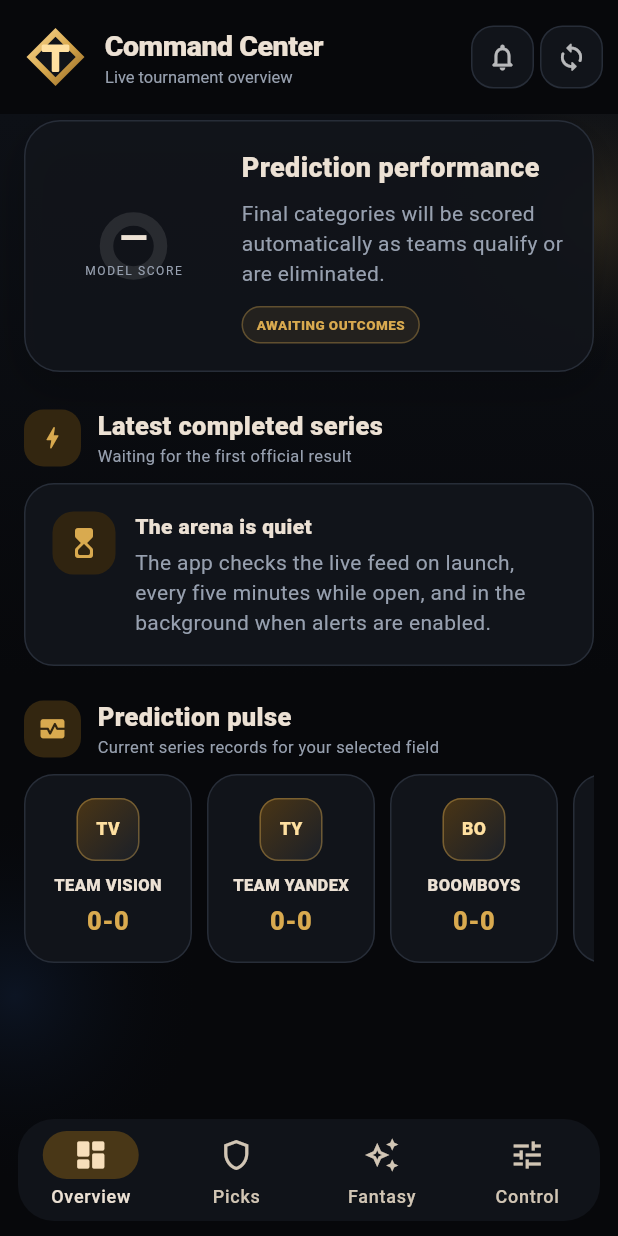
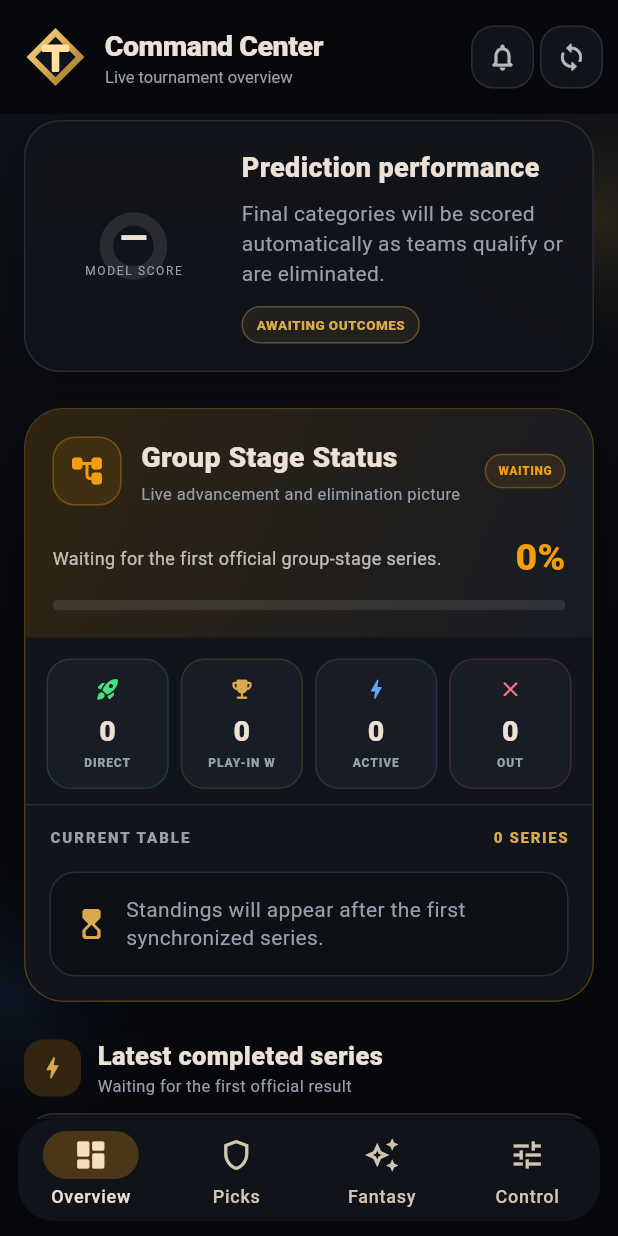
Before and after one commit to jamesjesse24/ti-predictions-tracker, a Flutter app: the screen it shows after launch, scrolled down 471 dp, on a phone screen of 412 x 824 dp. Run offline on Flutter 3.47's test engine with Material 3 defaults, Android fonts, the phone set to English and light mode, and no system bars; our stand-ins replace cached_network_image, flutter_local_notifications, shared_preferences; missing offline and left inert: workmanager; network calls fail.

Commit message:
Add live group stage status panel
Add a live dashboard panel for group-stage progress, qualifiers, active teams, eliminated teams, completed Swiss series, and expandable standings with team logos.

```diff
--- /dev/null
+++ b/lib/group_stage_status_panel.dart
@@ -0,0 +1,570 @@
+import 'package:cached_network_image/cached_network_image.dart';
+import 'package:flutter/material.dart';
+
+import 'tracker_controller.dart';
+
+const _stageGold = Color(0xFFD9AA4F);
+const _stageGoldLight = Color(0xFFFFE0A0);
+const _stagePanel = Color(0xFF11141A);
+const _stagePanelRaised = Color(0xFF181C24);
+const _stageMuted = Color(0xFF97A0AF);
+const _stageLine = Color(0xFF272D38);
+const _stageSuccess = Color(0xFF4ADE80);
+const _stageDanger = Color(0xFFFB7185);
+const _stageBlue = Color(0xFF60A5FA);
+const _stageAmber = Color(0xFFF59E0B);
+
+class GroupStageStatusPanel extends StatefulWidget {
+  const GroupStageStatusPanel({super.key, required this.controller});
+
+  final TrackerController controller;
+
+  @override
+  State<GroupStageStatusPanel> createState() => _GroupStageStatusPanelState();
+}
+
+class _GroupStageStatusPanelState extends State<GroupStageStatusPanel> {
+  bool expanded = false;
+
+  @override
+  Widget build(BuildContext context) {
+    final teams = [...widget.controller.teams]..sort(_compareTeams);
+    final directQualified = teams.where(_isDirectQualified).toList();
+    final eliminationWinners = teams
+        .where((team) => team.actual == 'Elimination Winner')
+        .toList();
+    final eliminated = teams.where(_isEliminated).toList();
+    final active = teams
+        .where(
+          (team) => team.actual == 'Pending' && team.wins + team.losses > 0,
+        )
+        .toList();
+    final settled = teams.where((team) => team.actual != 'Pending').length;
+    final completedSwiss = widget.controller.series
+        .where(
+          (series) =>
+              series.completed &&
+              series.stage.toLowerCase().contains('swiss'),
+        )
+        .length;
+    final progress = teams.isEmpty ? 0.0 : settled / teams.length;
+    final complete = teams.isNotEmpty && settled == teams.length;
+    final started = completedSwiss > 0 || active.isNotEmpty || settled > 0;
+    final visibleTeams = expanded ? teams : teams.take(6).toList();
+
+    final statusLabel = complete
+        ? 'COMPLETE'
+        : started
+            ? 'IN PROGRESS'
+            : 'WAITING';
+    final statusColor = complete
+        ? _stageSuccess
+        : started
+            ? _stageBlue
+            : _stageAmber;
+
+    return Container(
+      decoration: BoxDecoration(
+        color: _stagePanel,
+        borderRadius: BorderRadius.circular(26),
+        border: Border.all(color: statusColor.withAlpha(70)),
+        boxShadow: const [
+          BoxShadow(
+            color: Color(0x33000000),
+            blurRadius: 24,
+            offset: Offset(0, 12),
+          ),
+        ],
+      ),
+      child: ClipRRect(
+        borderRadius: BorderRadius.circular(25),
+        child: Column(
+          children: [
+            Container(
+              width: double.infinity,
+              padding: const EdgeInsets.all(18),
+              decoration: const BoxDecoration(
+                gradient: LinearGradient(
+                  begin: Alignment.topLeft,
+                  end: Alignment.bottomRight,
+                  colors: [Color(0xFF302410), Color(0xFF171B24)],
+                ),
+              ),
+              child: Column(
+                crossAxisAlignment: CrossAxisAlignment.start,
+                children: [
+                  Row(
+                    children: [
+                      Container(
+                        width: 46,
+                        height: 46,
+                        alignment: Alignment.center,
+                        decoration: BoxDecoration(
+                          color: statusColor.withAlpha(24),
+                          borderRadius: BorderRadius.circular(15),
+                          border: Border.all(color: statusColor.withAlpha(80)),
+                        ),
+                        child: Icon(
+                          Icons.account_tree_rounded,
+                          color: statusColor,
+                        ),
+                      ),
+                      const SizedBox(width: 13),
+                      const Expanded(
+                        child: Column(
+                          crossAxisAlignment: CrossAxisAlignment.start,
+                          children: [
+                            Text(
+                              'Group Stage Status',
+                              style: TextStyle(
+                                fontSize: 19,
+                                fontWeight: FontWeight.w900,
+                              ),
+                            ),
+                            SizedBox(height: 3),
+                            Text(
+                              'Live advancement and elimination picture',
+                              style: TextStyle(
+                                color: _stageMuted,
+                                fontSize: 11,
+                              ),
+                            ),
+                          ],
+                        ),
+                      ),
+                      _StatusBadge(label: statusLabel, color: statusColor),
+                    ],
+                  ),
+                  const SizedBox(height: 17),
+                  Row(
+                    children: [
+                      Expanded(
+                        child: Text(
+                          complete
+                              ? 'All ${teams.length} teams have a final group-stage outcome.'
+                              : started
+                                  ? '$settled of ${teams.length} teams are settled across $completedSwiss completed Swiss series.'
+                                  : 'Waiting for the first official group-stage series.',
+                          style: const TextStyle(
+                            color: Colors.white70,
+                            height: 1.4,
+                            fontSize: 12,
+                          ),
+                        ),
+                      ),
+                      const SizedBox(width: 14),
+                      Text(
+                        '${(progress * 100).round()}%',
+                        style: TextStyle(
+                          color: statusColor,
+                          fontSize: 25,
+                          fontWeight: FontWeight.w900,
+                        ),
+                      ),
+                    ],
+                  ),
+                  const SizedBox(height: 10),
+                  ClipRRect(
+                    borderRadius: BorderRadius.circular(999),
+                    child: LinearProgressIndicator(
+                      value: progress,
+                      minHeight: 7,
+                      backgroundColor: Colors.white10,
+                      color: statusColor,
+                    ),
+                  ),
+                ],
+              ),
+            ),
+            Padding(
+              padding: const EdgeInsets.fromLTRB(14, 14, 14, 10),
+              child: Row(
+                children: [
+                  Expanded(
+                    child: _StageMetric(
+                      label: 'DIRECT',
+                      value: '${directQualified.length}',
+                      icon: Icons.rocket_launch_rounded,
+                      color: _stageSuccess,
+                    ),
+                  ),
+                  const SizedBox(width: 8),
+                  Expanded(
+                    child: _StageMetric(
+                      label: 'PLAY-IN W',
+                      value: '${eliminationWinners.length}',
+                      icon: Icons.emoji_events_rounded,
+                      color: _stageGold,
+                    ),
+                  ),
+                  const SizedBox(width: 8),
+                  Expanded(
+                    child: _StageMetric(
+                      label: 'ACTIVE',
+                      value: '${active.length}',
+                      icon: Icons.bolt_rounded,
+                      color: _stageBlue,
+                    ),
+                  ),
+                  const SizedBox(width: 8),
+                  Expanded(
+                    child: _StageMetric(
+                      label: 'OUT',
+                      value: '${eliminated.length}',
+                      icon: Icons.close_rounded,
+                      color: _stageDanger,
+                    ),
+                  ),
+                ],
+              ),
+            ),
+            const Divider(height: 1, color: _stageLine),
+            Padding(
+              padding: const EdgeInsets.fromLTRB(16, 14, 16, 8),
+              child: Row(
+                children: [
+                  const Expanded(
+                    child: Text(
+                      'CURRENT TABLE',
+                      style: TextStyle(
+                        color: _stageMuted,
+                        fontSize: 10,
+                        letterSpacing: 1.3,
+                        fontWeight: FontWeight.w900,
+                      ),
+                    ),
+                  ),
+                  Text(
+                    '$completedSwiss SERIES',
+                    style: const TextStyle(
+                      color: _stageGold,
+                      fontSize: 10,
+                      letterSpacing: 1.1,
+                      fontWeight: FontWeight.w900,
+                    ),
+                  ),
+                ],
+              ),
+            ),
+            if (!started)
+              const Padding(
+                padding: EdgeInsets.fromLTRB(16, 8, 16, 16),
+                child: _WaitingState(),
+              )
+            else ...[
+              ...visibleTeams.indexed.map(
+                (entry) => _StandingRow(
+                  rank: entry.$1 + 1,
+                  team: entry.$2,
+                ),
+              ),
+              if (teams.length > 6)
+                Padding(
+                  padding: const EdgeInsets.fromLTRB(12, 5, 12, 12),
+                  child: SizedBox(
+                    width: double.infinity,
+                    child: TextButton.icon(
+                      onPressed: () => setState(() => expanded = !expanded),
+                      icon: Icon(
+                        expanded
+                            ? Icons.keyboard_arrow_up_rounded
+                            : Icons.keyboard_arrow_down_rounded,
+                      ),
+                      label: Text(
+                        expanded
+                            ? 'SHOW TOP 6'
+                            : 'VIEW ALL ${teams.length} TEAMS',
+                      ),
+                    ),
+                  ),
+                ),
+            ],
+          ],
+        ),
+      ),
+    );
+  }
+}
+
+class _StageMetric extends StatelessWidget {
+  const _StageMetric({
+    required this.label,
+    required this.value,
+    required this.icon,
+    required this.color,
+  });
+
+  final String label;
+  final String value;
+  final IconData icon;
+  final Color color;
+
+  @override
+  Widget build(BuildContext context) {
+    return Container(
+      padding: const EdgeInsets.symmetric(vertical: 11, horizontal: 5),
+      decoration: BoxDecoration(
+        color: _stagePanelRaised,
+        borderRadius: BorderRadius.circular(16),
+        border: Border.all(color: color.withAlpha(42)),
+      ),
+      child: Column(
+        children: [
+          Icon(icon, size: 17, color: color),
+          const SizedBox(height: 6),
+          Text(
+            value,
+            style: const TextStyle(fontSize: 19, fontWeight: FontWeight.w900),
+          ),
+          const SizedBox(height: 2),
+          Text(
+            label,
+            textAlign: TextAlign.center,
+            maxLines: 1,
+            style: const TextStyle(
+              color: _stageMuted,
+              fontSize: 8,
+              letterSpacing: 0.6,
+              fontWeight: FontWeight.w800,
+            ),
+          ),
+        ],
+      ),
+    );
+  }
+}
+
+class _StandingRow extends StatelessWidget {
+  const _StandingRow({required this.rank, required this.team});
+
+  final int rank;
+  final TeamEntry team;
+
+  @override
+  Widget build(BuildContext context) {
+    final status = _teamStatus(team);
+    final statusColor = _teamStatusColor(team);
+    final mapDiff = team.mapWins - team.mapLosses;
+
+    return Container(
+      margin: const EdgeInsets.fromLTRB(12, 0, 12, 8),
+      padding: const EdgeInsets.symmetric(horizontal: 11, vertical: 10),
+      decoration: BoxDecoration(
+        color: const Color(0xFF0D1015),
+        borderRadius: BorderRadius.circular(17),
+        border: Border.all(color: _stageLine),
+      ),
+      child: Row(
+        children: [
+          SizedBox(
+            width: 24,
+            child: Text(
+              '$rank',
+              textAlign: TextAlign.center,
+              style: const TextStyle(
+                color: _stageMuted,
+                fontWeight: FontWeight.w900,
+              ),
+            ),
+          ),
+          const SizedBox(width: 8),
+          _StageTeamLogo(team: team, size: 36),
+          const SizedBox(width: 10),
+          Expanded(
+            child: Column(
+              crossAxisAlignment: CrossAxisAlignment.start,
+              children: [
+                Text(
+                  team.clientName,
+                  maxLines: 1,
+                  overflow: TextOverflow.ellipsis,
+                  style: const TextStyle(
+                    fontSize: 12,
+                    fontWeight: FontWeight.w900,
+                  ),
+                ),
+                const SizedBox(height: 2),
+                Text(
+                  'Maps ${team.mapWins}-${team.mapLosses}  •  ${mapDiff >= 0 ? '+' : ''}$mapDiff',
+                  style: const TextStyle(color: _stageMuted, fontSize: 9),
+                ),
+              ],
+            ),
+          ),
+          const SizedBox(width: 8),
+          Text(
+            '${team.wins}-${team.losses}',
+            style: const TextStyle(
+              color: _stageGoldLight,
+              fontSize: 17,
+              fontWeight: FontWeight.w900,
+            ),
+          ),
+          const SizedBox(width: 9),
+          SizedBox(
+            width: 68,
+            child: _StatusBadge(label: status, color: statusColor),
+          ),
+        ],
+      ),
+    );
+  }
+}
+
+class _WaitingState extends StatelessWidget {
+  const _WaitingState();
+
+  @override
+  Widget build(BuildContext context) {
+    return Container(
+      width: double.infinity,
+      padding: const EdgeInsets.all(15),
+      decoration: BoxDecoration(
+        color: const Color(0xFF0D1015),
+        borderRadius: BorderRadius.circular(17),
+        border: Border.all(color: _stageLine),
+      ),
+      child: const Row(
+        children: [
+          Icon(Icons.hourglass_top_rounded, color: _stageGold),
+          SizedBox(width: 11),
+          Expanded(
+            child: Text(
+              'Standings will appear after the first synchronized series.',
+              style: TextStyle(color: _stageMuted, height: 1.35),
+            ),
+          ),
+        ],
+      ),
+    );
+  }
+}
+
+class _StatusBadge extends StatelessWidget {
+  const _StatusBadge({required this.label, required this.color});
+
+  final String label;
+  final Color color;
+
+  @override
+  Widget build(BuildContext context) {
+    return Container(
+      alignment: Alignment.center,
+      padding: const EdgeInsets.symmetric(horizontal: 8, vertical: 5),
+      decoration: BoxDecoration(
+        color: color.withAlpha(24),
+        borderRadius: BorderRadius.circular(999),
+        border: Border.all(color: color.withAlpha(80)),
+      ),
+      child: Text(
+        label,
+        maxLines: 1,
+        overflow: TextOverflow.ellipsis,
+        style: TextStyle(
+          color: color,
+          fontSize: 8,
+          letterSpacing: 0.4,
+          fontWeight: FontWeight.w900,
+        ),
+      ),
+    );
+  }
+}
+
+class _StageTeamLogo extends StatelessWidget {
+  const _StageTeamLogo({required this.team, required this.size});
+
+  final TeamEntry team;
+  final double size;
+
+  @override
+  Widget build(BuildContext context) {
+    final fallback = Container(
+      width: size,
+      height: size,
+      alignment: Alignment.center,
+      decoration: BoxDecoration(
+        borderRadius: BorderRadius.circular(size * 0.28),
+        gradient: const LinearGradient(
+          begin: Alignment.topLeft,
+          end: Alignment.bottomRight,
+          colors: [Color(0xFF4A3515), Color(0xFF1A1F28)],
+        ),
+        border: Border.all(color: const Color(0x66D9AA4F)),
+      ),
+      child: Text(
+        team.initials,
+        style: TextStyle(
+          color: _stageGoldLight,
+          fontSize: size * 0.27,
+          fontWeight: FontWeight.w900,
+        ),
+      ),
+    );
+
+    final logo = team.logoUrl;
+    if (logo == null || logo.isEmpty) return fallback;
+
+    return Container(
+      width: size,
+      height: size,
+      padding: EdgeInsets.all(size * 0.1),
+      decoration: BoxDecoration(
+        color: Colors.white.withAlpha(10),
+        borderRadius: BorderRadius.circular(size * 0.28),
+        border: Border.all(color: Colors.white.withAlpha(24)),
+      ),
+      child: CachedNetworkImage(
+        imageUrl: logo,
+        fit: BoxFit.contain,
+        placeholder: (_, __) => const SizedBox.shrink(),
+        errorWidget: (_, __, ___) => fallback,
+      ),
+    );
+  }
+}
+
+bool _isDirectQualified(TeamEntry team) =>
+    team.actual == '4-0' || team.actual == '4-1';
+
+bool _isEliminated(TeamEntry team) =>
+    team.actual == '0-4' ||
+    team.actual == '1-4' ||
+    team.actual == 'Elimination Loser';
+
+int _compareTeams(TeamEntry a, TeamEntry b) {
+  final outcomeCompare = _outcomeWeight(b).compareTo(_outcomeWeight(a));
+  if (outcomeCompare != 0) return outcomeCompare;
+  final winsCompare = b.wins.compareTo(a.wins);
+  if (winsCompare != 0) return winsCompare;
+  final lossesCompare = a.losses.compareTo(b.losses);
+  if (lossesCompare != 0) return lossesCompare;
+  final mapDiffA = a.mapWins - a.mapLosses;
+  final mapDiffB = b.mapWins - b.mapLosses;
+  final mapCompare = mapDiffB.compareTo(mapDiffA);
+  if (mapCompare != 0) return mapCompare;
+  return a.clientName.compareTo(b.clientName);
+}
+
+int _outcomeWeight(TeamEntry team) {
+  if (_isDirectQualified(team)) return 4;
+  if (team.actual == 'Elimination Winner') return 3;
+  if (team.actual == 'Pending') return 2;
+  return 1;
+}
+
+String _teamStatus(TeamEntry team) {
+  if (_isDirectQualified(team)) return 'DIRECT';
+  if (team.actual == 'Elimination Winner') return 'ADVANCED';
+  if (_isEliminated(team)) return 'OUT';
+  if (team.wins + team.losses > 0) return 'IN PLAY';
+  return 'WAITING';
+}
+
+Color _teamStatusColor(TeamEntry team) {
+  if (_isDirectQualified(team)) return _stageSuccess;
+  if (team.actual == 'Elimination Winner') return _stageGold;
+  if (_isEliminated(team)) return _stageDanger;
+  if (team.wins + team.losses > 0) return _stageBlue;
+  return _stageMuted;
+}
--- a/lib/main.dart
+++ b/lib/main.dart
@@ -7,6 +7,7 @@ import 'package:flutter/material.dart';
 import 'package:flutter/services.dart';
 
 import 'background_worker.dart';
+import 'group_stage_status_panel.dart';
 import 'live_models.dart';
 import 'tracker_controller.dart';
 
@@ -342,6 +343,8 @@ class DashboardPage extends StatelessWidget {
             misses: controller.misses,
             activeTeams: activeTeams,
           ),
+          const SizedBox(height: 24),
+          GroupStageStatusPanel(controller: controller),
           const SizedBox(height: 24),
           _SectionHeader(
             title: 'Latest completed series',
--- a/pubspec.yaml
+++ b/pubspec.yaml
@@ -1,7 +1,7 @@
 name: ti_predictions_tracker
 description: Automatic TI predictions, results, fantasy, and notification tracker.
 publish_to: "none"
-version: 1.2.2+5
+version: 1.2.3+6
 
 environment:
   sdk: ">=3.8.0 <4.0.0"
```
Also changed, not shown: 2 other files.
